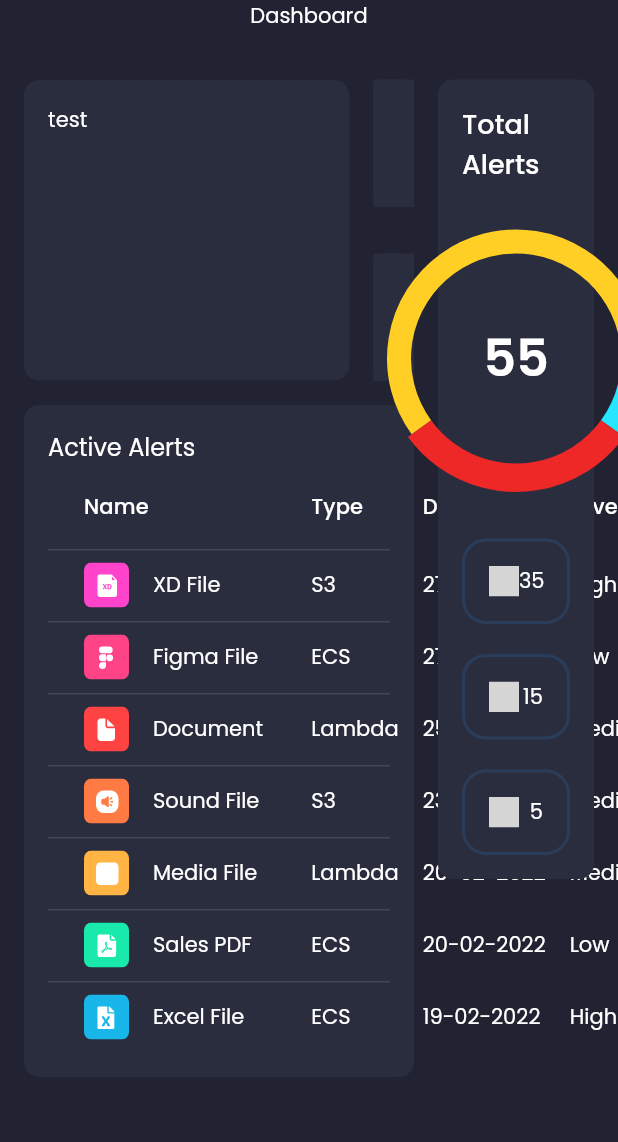
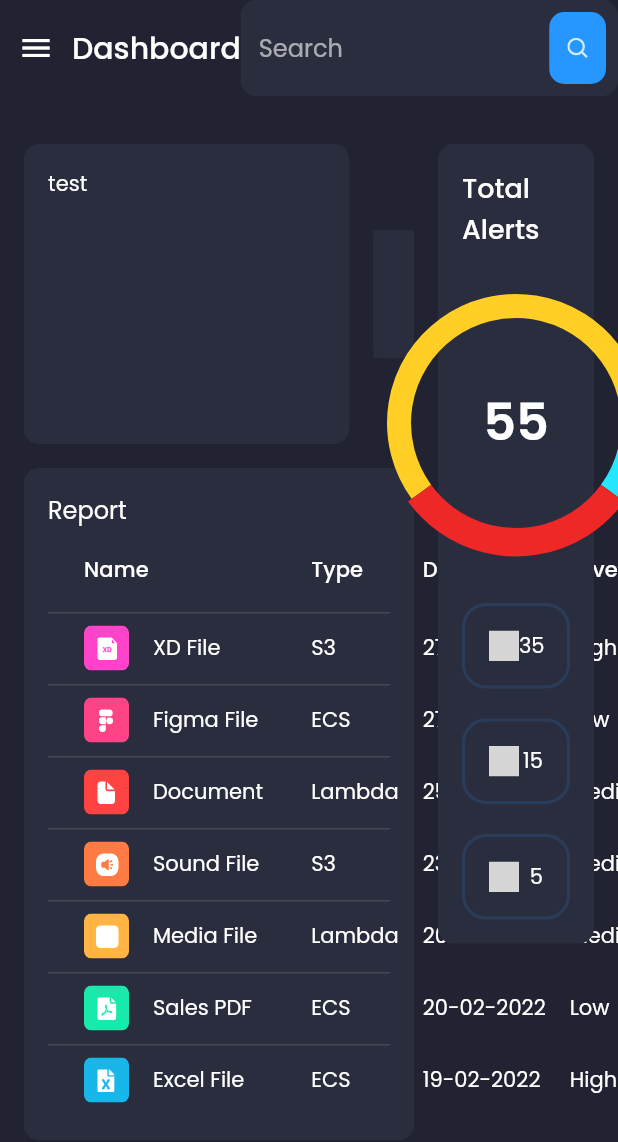
Before and after one commit to 9447-22t2-team-1/project_UI, a Flutter app: the screen it shows after launch, on a phone screen of 412 x 824 dp. Shown: the top 1142 px of the screen. Run offline on Flutter 3.47's test engine with Material 2 defaults, Android fonts, the phone set to English and light mode, and no system bars; drawn by our look-alikes of fl_chart; our stand-ins replace flutter_svg, google_fonts; grey boxes are pictures that could not be loaded.

Commit message:
Add header but search bar has bug

```diff
--- a/vulnerability_management/lib/UI/activity_alert.dart
+++ b/vulnerability_management/lib/UI/activity_alert.dart
@@ -22,7 +22,7 @@ class ActiveAlert extends StatelessWidget {
         crossAxisAlignment: CrossAxisAlignment.start,
         children: [
           Text(
-            "Active Alerts",
+            "Report",
             style: Theme.of(context).textTheme.subtitle1,
           ),
           SizedBox(
--- /dev/null
+++ b/vulnerability_management/lib/UI/header.dart
@@ -0,0 +1,64 @@
+// ignore_for_file: prefer_const_constructors
+
+import 'package:flutter/material.dart';
+import 'package:flutter_svg/flutter_svg.dart';
+import 'package:vulnerability_management/UI/constants.dart';
+
+class Header extends StatelessWidget {
+  const Header({
+    Key? key,
+  }) : super(key: key);
+
+  @override
+  Widget build(BuildContext context) {
+    return Row(
+      children: [
+        IconButton(
+          icon: Icon(Icons.menu),
+          onPressed: () {},
+        ),
+        Text(
+          "Dashboard",
+          style: Theme.of(context).textTheme.headline6,
+        ),
+        Expanded(
+          flex: 1,
+          child: SearchField(),
+        ),
+      ],
+    );
+  }
+}
+
+class SearchField extends StatelessWidget {
+  const SearchField({
+    Key? key,
+  }) : super(key: key);
+
+  @override
+  Widget build(BuildContext context) {
+    return TextField(
+      decoration: InputDecoration(
+        hintText: "Search",
+        fillColor: secondaryColor,
+        filled: true,
+        border: OutlineInputBorder(
+          borderSide: BorderSide.none,
+          borderRadius: const BorderRadius.all(Radius.circular(10)),
+        ),
+        suffixIcon: InkWell(
+          onTap: () {},
+          child: Container(
+            padding: EdgeInsets.all(defaultPadding * 0.75),
+            margin: EdgeInsets.symmetric(horizontal: defaultPadding / 2),
+            decoration: BoxDecoration(
+              color: primaryColor,
+              borderRadius: const BorderRadius.all(Radius.circular(10)),
+            ),
+            child: SvgPicture.asset("assets/icons/Search.svg"),
+          ),
+        ),
+      ),
+    );
+  }
+}
--- a/vulnerability_management/lib/UI/main_screen.dart
+++ b/vulnerability_management/lib/UI/main_screen.dart
@@ -2,6 +2,7 @@
 
 import 'package:flutter/material.dart';
 import 'package:vulnerability_management/UI/dashboard_screen.dart';
+import 'package:vulnerability_management/UI/header.dart';
 
 class MainScreen extends StatelessWidget {
   @override
@@ -10,7 +11,7 @@ class MainScreen extends StatelessWidget {
       body: SafeArea(
         child: Column(
           children: [
-            Text("Dashboard"),
+            Header(),
             Expanded(
               child: DashBoardScreen(),
             ),
--- a/vulnerability_management/lib/UI/stat_info.dart
+++ b/vulnerability_management/lib/UI/stat_info.dart
@@ -23,19 +23,7 @@ class StatInfo extends StatelessWidget {
           ),
         ),
         SizedBox(width: defaultPadding),
-        Expanded(
-          child: Column(
-            mainAxisAlignment: MainAxisAlignment.center,
-            crossAxisAlignment: CrossAxisAlignment.start,
-            children: [
-              DashBoardButton(name: "New Scan"),
-              SizedBox(
-                height: defaultPadding + 15,
-              ),
-              DashBoardButton(name: "View Reports")
-            ],
-          ),
-        )
+        Expanded(child: DashBoardButton(name: "New Scan"))
       ],
     );
   }
```
